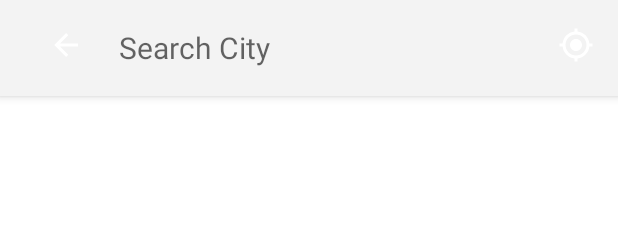
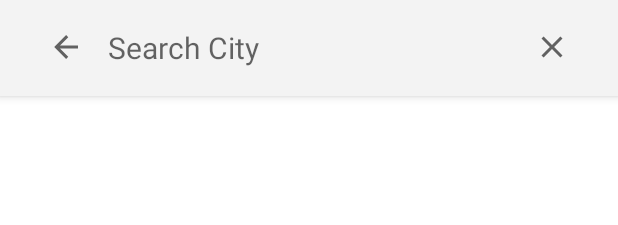
Before and after one commit to AndroBuddy/Weather, an Android app: the layout snippet_view_toolbar.xml on its own in the app's theme, with its tools: preview values and no code run, on a phone screen of 412 x 824 dp. Shown: the top 225 px of the screen. Run offline under Robolectric (Android 15) with nearby library versions, the phone set to English and light mode, and no system bars.

Commit message:
Search improvements and code refactor
Signed-off-by: Androbuddy <anirudhchimpidi8@gmail.com>

```diff
--- a/app/build.gradle
+++ b/app/build.gradle
@@ -13,6 +13,7 @@ android {
         targetSdk 30
         versionCode 1
         versionName "1.0"
+        vectorDrawables.useSupportLibrary = true
 
         testInstrumentationRunner "androidx.test.runner.AndroidJUnitRunner"
     }
--- a/app/src/main/res/drawable/ic_back.xml
+++ b/app/src/main/res/drawable/ic_back.xml
@@ -2,8 +2,9 @@
     android:width="24dp"
     android:height="24dp"
     android:viewportWidth="24"
-    android:viewportHeight="24">
+    android:viewportHeight="24"
+    android:tint="?attr/colorControlNormal">
     <path
-        android:fillColor="#FFF"
+        android:fillColor="@android:color/white"
         android:pathData="M20 11v2H8l5.5 5.5l-1.42 1.42L4.16 12l7.92-7.92L13.5 5.5L8 11h12z"/>
 </vector>
--- /dev/null
+++ b/app/src/main/res/drawable/ic_delete_text.xml
@@ -0,0 +1,10 @@
+<vector xmlns:android="http://schemas.android.com/apk/res/android"
+    android:width="24dp"
+    android:height="24dp"
+    android:viewportWidth="24"
+    android:viewportHeight="24"
+    android:tint="?attr/colorControlNormal">
+  <path
+      android:fillColor="@android:color/white"
+      android:pathData="M19,6.41L17.59,5 12,10.59 6.41,5 5,6.41 10.59,12 5,17.59 6.41,19 12,13.41 17.59,19 19,17.59 13.41,12 19,6.41z"/>
+</vector>
--- a/app/src/main/res/drawable/ic_search.xml
+++ b/app/src/main/res/drawable/ic_search.xml
@@ -2,8 +2,9 @@
     android:width="24dp"
     android:height="24dp"
     android:viewportWidth="24"
-    android:viewportHeight="24">
+    android:viewportHeight="24"
+    android:tint="?attr/colorControlNormal">
     <path
-        android:fillColor="#FFF"
+        android:fillColor="@android:color/white"
         android:pathData="M9.5 3c1.72 0 3.38 0.68 4.6 1.9C15.32 6.12 16 7.78 16 9.5c0 1.61-0.59 3.09-1.56 4.23L14.71 14h0.79l5 5l-1.5 1.5l-5-5v-0.79l-0.27-0.27C12.59 15.41 11.11 16 9.5 16c-1.72 0-3.38-0.68-4.6-1.9C3.68 12.88 3 11.22 3 9.5c0-1.72 0.68-3.38 1.9-4.6C6.12 3.68 7.78 3 9.5 3zm0 2C7 5 5 7 5 9.5S7 14 9.5 14S14 12 14 9.5S12 5 9.5 5z"/>
 </vector>
--- a/app/src/main/res/drawable/locate_fab.xml
+++ /dev/null
@@ -1,9 +0,0 @@
-<vector xmlns:android="http://schemas.android.com/apk/res/android"
-    android:width="24dp"
-    android:height="24dp"
-    android:viewportWidth="24"
-    android:viewportHeight="24">
-    <path
-        android:fillColor="#fff"
-        android:pathData="M12 8c1.06 0 2.08 0.42 2.83 1.17S16 10.94 16 12s-0.42 2.08-1.17 2.83S13.06 16 12 16s-2.08-0.42-2.83-1.17S8 13.06 8 12s0.42-2.08 1.17-2.83S10.94 8 12 8zm-8.95 5H1v-2h2.05C3.5 6.83 6.83 3.5 11 3.05V1h2v2.05c4.17 0.45 7.5 3.78 7.95 7.95H23v2h-2.05c-0.45 4.17-3.78 7.5-7.95 7.95V23h-2v-2.05C6.83 20.5 3.5 17.17 3.05 13zM12 5c-1.86 0-3.64 0.74-4.95 2.05C5.74 8.36 5 10.15 5 12c0 1.86 0.74 3.64 2.05 4.95C8.36 18.26 10.15 19 12 19c1.86 0 3.64-0.74 4.95-2.05C18.26 15.64 19 13.85 19 12c0-1.86-0.74-3.64-2.05-4.95C15.64 5.74 13.85 5 12 5z"/>
-</vector>
--- a/app/src/main/res/layout/activity_main.xml
+++ b/app/src/main/res/layout/activity_main.xml
@@ -16,8 +16,7 @@
         <FrameLayout
             android:layout_width="match_parent"
             android:id="@+id/fragment_container"
-            android:layout_height="wrap_content">
-        </FrameLayout>
+            android:layout_height="wrap_content" />
 
     </ScrollView>
 </androidx.constraintlayout.widget.ConstraintLayout>
--- a/app/src/main/res/layout/snippet_view_toolbar.xml
+++ b/app/src/main/res/layout/snippet_view_toolbar.xml
@@ -13,32 +13,37 @@
 
         <LinearLayout
             android:layout_width="match_parent"
-            android:layout_height="wrap_content">
+            android:layout_height="wrap_content"
+            android:gravity="center">
 
-            <ImageView
-                android:layout_width="24dp"
-                android:layout_height="24dp"
+            <ImageButton
+                android:id="@+id/ivBackArrow"
+                android:layout_width="wrap_content"
+                android:layout_height="wrap_content"
                 android:src="@drawable/ic_back"
-                android:layout_marginEnd="15dp"
-                android:id="@+id/ivBackArrow" />
+                android:background="#00FFFFFF"
+                android:contentDescription="@string/string_null" />
 
             <EditText
+                android:id="@+id/tv_editText"
                 android:layout_width="0dp"
                 android:layout_height="wrap_content"
                 android:layout_weight="1"
                 android:hint="Search City"
-                android:paddingStart="8dp"
+                android:layout_marginHorizontal="16dp"
                 android:background="@null"
                 android:textSize="20sp"
-                android:layout_toRightOf="@id/ivBackArrow"
-                android:inputType="textPersonName"
-                android:id="@+id/tv_editText"/>
+                android:inputType="text"
+                android:imeOptions="actionGo" />
 
-            <ImageView
+            <ImageButton
+                android:id="@+id/location_search"
                 android:layout_width="wrap_content"
                 android:layout_height="wrap_content"
-                android:id="@+id/location_search"
-                android:src="@drawable/locate_fab" />
+                android:layout_marginEnd="16dp"
+                android:src="@drawable/ic_delete_text"
+                android:background="#00FFFFFF"
+                android:contentDescription="@string/string_null" />
         </LinearLayout>
     </Toolbar>
 </com.google.android.material.appbar.AppBarLayout>
--- a/app/src/main/res/values/strings.xml
+++ b/app/src/main/res/values/strings.xml
@@ -1,4 +1,5 @@
 <resources>
     <string name="app_name">Weather</string>
     <string name="def_val">N/A</string>
+    <string name="string_null">null</string>
 </resources>
```
Also changed, not shown: app/src/main/java/com/orca/weather/FragmentActivity.kt (renamed from app/src/main/java/com/orca/weather/Toolbar.kt, +27 -15 lines), app/src/main/res/layout/snippet_search_toolbar.xml (+7 -6 lines).
